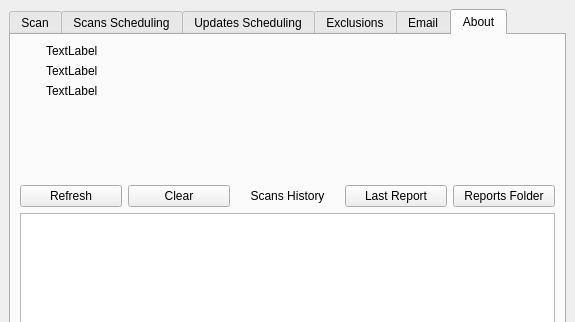
Qt form MainWindow.ui (jplozf/calamity) before a commit; both pictures show x 0 to 575 and y 0 to 322 of the 575 by 638 pixel window.
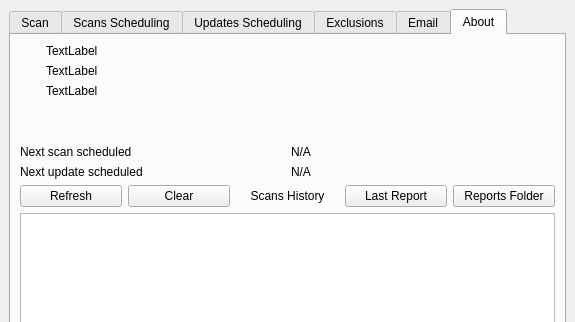
The same form after that commit. Icons and pictures are not drawn. Custom widgets are drawn as their Qt base class.

Commit message: Adding next scheduled labels

The edit to the form file:
```diff
--- a/MainWindow.ui
+++ b/MainWindow.ui
@@ -767,6 +767,46 @@
              </item>
             </layout>
            </item>
+           <item>
+            <layout class="QVBoxLayout" name="verticalLayout_10">
+             <item>
+              <layout class="QHBoxLayout" name="horizontalLayout_5">
+               <item>
+                <widget class="QLabel" name="label_12">
+                 <property name="text">
+                  <string>Next scan scheduled</string>
+                 </property>
+                </widget>
+               </item>
+               <item>
+                <widget class="QLabel" name="lblNextScanScheduled">
+                 <property name="text">
+                  <string>N/A</string>
+                 </property>
+                </widget>
+               </item>
+              </layout>
+             </item>
+             <item>
+              <layout class="QHBoxLayout" name="horizontalLayout">
+               <item>
+                <widget class="QLabel" name="label_9">
+                 <property name="text">
+                  <string>Next update scheduled</string>
+                 </property>
+                </widget>
+               </item>
+               <item>
+                <widget class="QLabel" name="lblNextUpdateScheduled">
+                 <property name="text">
+                  <string>N/A</string>
+                 </property>
+                </widget>
+               </item>
+              </layout>
+             </item>
+            </layout>
+           </item>
            <item>
             <layout class="QHBoxLayout" name="horizontalLayout_4">
              <item>
```
